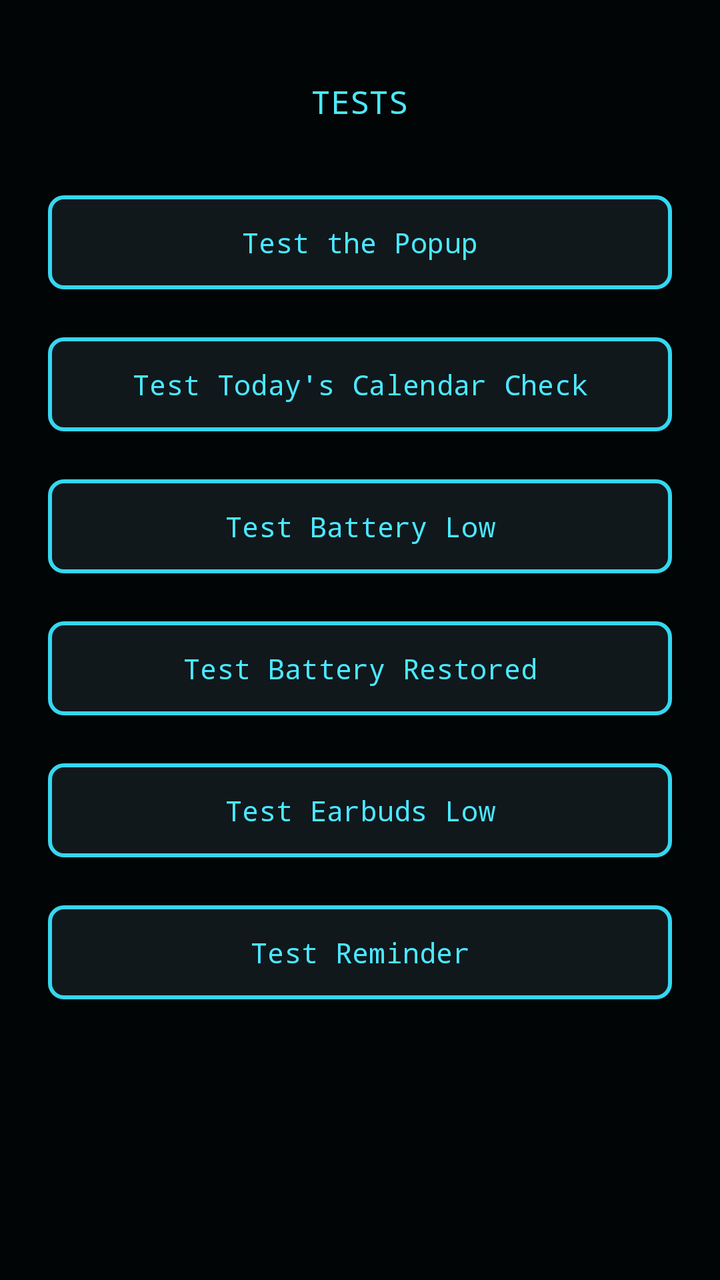
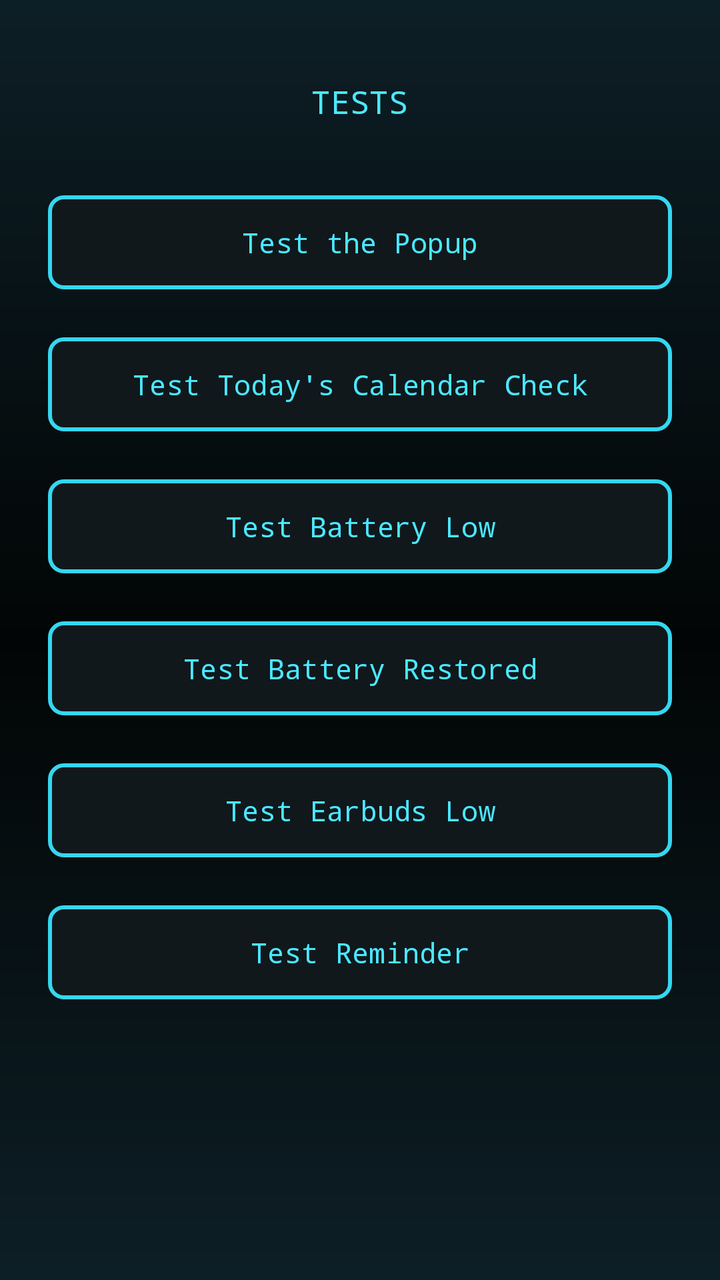

An Android layout rendered at two revisions. The XML below is the earlier revision; the diff shows what the commit changed to produce the second picture.
<!-- AndroidManifest.xml: application theme Theme.PrescriptBeeper -->
<!-- res/layout/activity_tests.xml -->
<?xml version="1.0" encoding="utf-8"?>
<LinearLayout xmlns:android="http://schemas.android.com/apk/res/android"
    android:layout_width="match_parent"
    android:layout_height="match_parent"
    android:orientation="vertical"
    android:gravity="top|center_horizontal"
    android:fitsSystemWindows="true"
    android:padding="24dp"
    android:background="#020505">

    <TextView
        android:layout_width="wrap_content"
        android:layout_height="wrap_content"
        android:text="TESTS"
        android:textColor="#4be8ff"
        android:textSize="16sp"
        android:fontFamily="monospace"
        android:layout_marginTop="16dp"
        android:layout_marginBottom="32dp" />

    <Button
        android:id="@+id/btnTestPopup"
        android:layout_width="match_parent"
        android:layout_height="wrap_content"
        android:text="Test the Popup"
        android:layout_marginBottom="16dp" />

    <Button
        android:id="@+id/btnTestCalendar"
        android:layout_width="match_parent"
        android:layout_height="wrap_content"
        android:text="Test Today's Calendar Check" />

    <Button
        android:id="@+id/btnTestBatteryLow"
        android:layout_width="match_parent"
        android:layout_height="wrap_content"
        android:text="Test Battery Low"
        android:layout_marginTop="16dp" />

    <Button
        android:id="@+id/btnTestBatteryOk"
        android:layout_width="match_parent"
        android:layout_height="wrap_content"
        android:text="Test Battery Restored"
        android:layout_marginTop="16dp" />

    <Button
        android:id="@+id/btnTestEarbuds"
        android:layout_width="match_parent"
        android:layout_height="wrap_content"
        android:text="Test Earbuds Low"
        android:layout_marginTop="16dp" />

    <Button
        android:id="@+id/btnTestReminder"
        android:layout_width="match_parent"
        android:layout_height="wrap_content"
        android:text="Test Reminder"
        android:layout_marginTop="16dp" />

</LinearLayout>
<!-- resources referenced by this layout -->
<resources>
  <style name="Theme.PrescriptBeeper" parent="Base.Theme.PrescriptBeeper">
          <item name="materialButtonStyle">@style/Widget.PrescriptBeeper.Button</item>
      </style>
  <style name="Base.Theme.PrescriptBeeper" parent="Theme.Material3.DayNight.NoActionBar">
          
      </style>
  <style name="Widget.PrescriptBeeper.Button" parent="Widget.Material3.Button.OutlinedButton">
          <item name="backgroundTint">#10181c</item>
          <item name="strokeColor">#35d7f0</item>
          <item name="strokeWidth">2dp</item>
          <item name="cornerRadius">8dp</item>
          <item name="android:textColor">#4be8ff</item>
          <item name="android:fontFamily">monospace</item>
          <item name="android:textAllCaps">false</item>
          <item name="android:paddingTop">14dp</item>
          <item name="android:paddingBottom">14dp</item>
      </style>
</resources>

<!-- the commit's change to res/layout/activity_tests.xml (unified diff, before → after) -->
@@ -6,7 +6,7 @@
     android:gravity="top|center_horizontal"
     android:fitsSystemWindows="true"
     android:padding="24dp"
-    android:background="#020505">
+    android:background="@drawable/bg_app_wallpaper">
 
     <TextView
         android:layout_width="wrap_content"
<!-- resource entries referenced after the edit -->
@@ -1,5 +1,16 @@
 <!-- resources referenced by this layout -->
 <resources>
+  <!-- drawable bg_app_wallpaper (drawable) -->
+  <?xml version="1.0" encoding="utf-8"?>
+  <shape xmlns:android="http://schemas.android.com/apk/res/android">
+      <gradient
+          android:type="linear"
+          android:angle="90"
+          android:startColor="#0d1f26"
+          android:centerColor="#020505"
+          android:endColor="#0d1f26"
+          android:centerY="0.5" />
+  </shape>
   <style name="Theme.PrescriptBeeper" parent="Base.Theme.PrescriptBeeper">
           <item name="materialButtonStyle">@style/Widget.PrescriptBeeper.Button</item>
       </style>
